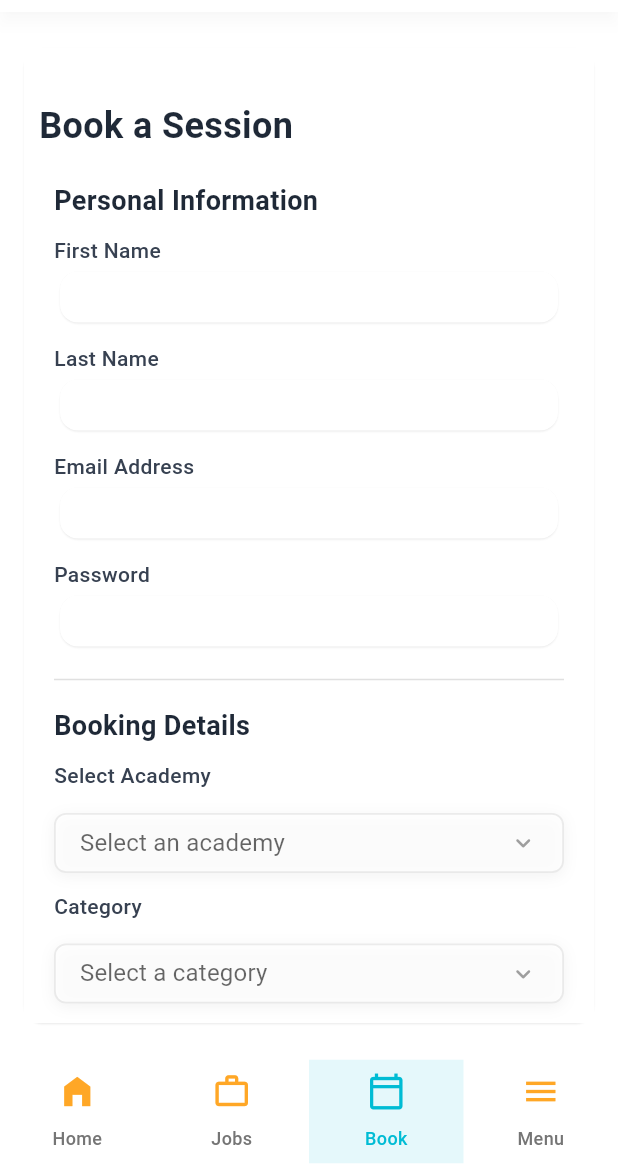
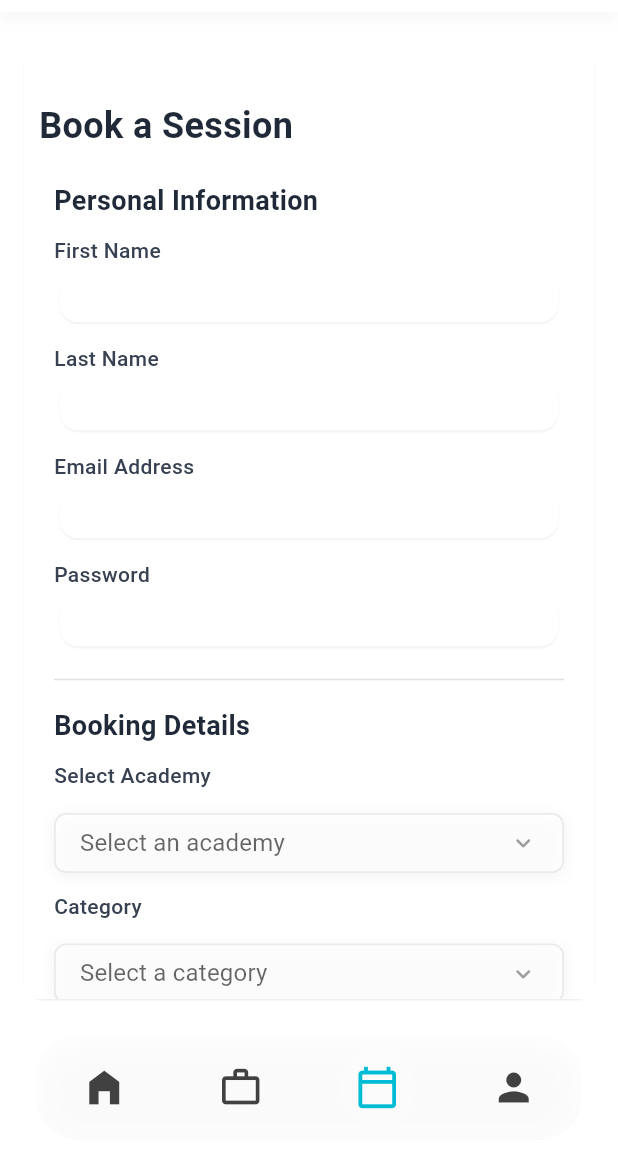
Before and after one commit to MTS-Services/Batteryqk_web-version-App-, a Flutter app: the CustomBottomNavigationBar screen opened directly, item 3 of the bottom bar chosen, on a phone screen of 412 x 824 dp, the part 72-1236 px from its top. Run offline on Flutter 3.47's test engine with Material 3 defaults, Android fonts, the phone set to English and light mode, and no system bars; drawn by our look-alikes of dropdown_button2; our stand-ins replace firebase_auth, firebase_core, font_awesome_flutter, get, google_fonts, pin_code_fields; accounts and stored records are empty; network calls fail.

Commit message:
Bottom bar fixed

```diff
--- a/lib/common/widgets/custom_bottom_navigation_bar.dart
+++ b/lib/common/widgets/custom_bottom_navigation_bar.dart
@@ -28,29 +28,35 @@ class _CustomBottomNavigationBarState extends State<CustomBottomNavigationBar> {
   Widget build(BuildContext context) {
     return Scaffold(
       backgroundColor: AppColor.whiteColor,
-      body: AnimatedSwitcher(
-        duration: const Duration(milliseconds: 300),
-        child: _pages[_currentIndex],
-      ),
-      bottomNavigationBar: ClipRRect(
-        borderRadius: BorderRadius.zero, // No border radius
+      body: _pages[_currentIndex],
+      bottomNavigationBar: Padding(
+        padding: const EdgeInsets.only(bottom: 16.0, left: 24, right: 24),
+        child: ClipRRect(
+          borderRadius: BorderRadius.circular(30),
           child: BackdropFilter(
-          filter: ImageFilter.blur(sigmaX: 15, sigmaY: 15),
+            filter: ImageFilter.blur(sigmaX: 10, sigmaY: 10),
             child: Container(
               height: 70,
-            width: double.infinity, // Make it fill the entire width
               decoration: BoxDecoration(
-              color: Colors.white.withOpacity(0.9), // Slight opacity
-              borderRadius: BorderRadius.zero, // Remove rounded corners
+                color: Colors.white.withOpacity(0.85),
+                borderRadius: BorderRadius.circular(30),
+                boxShadow: [
+                  BoxShadow(
+                    color: Colors.black12,
+                    blurRadius: 12,
+                    offset: Offset(0, 4),
+                  ),
+                ],
               ),
               child: Row(
                 mainAxisAlignment: MainAxisAlignment.spaceAround,
                 children: [
-                _buildNavItem(Icons.home_filled, "Home", 0),
-                _buildNavItem(Icons.work_outline, "Jobs", 1),
-                _buildNavItem(Icons.calendar_today_outlined, "Book", 2),
-                _buildNavItem(Icons.menu, "Menu", 3),
+                  _buildNavItem(Icons.home_filled, 0),
+                  _buildNavItem(Icons.work_outline, 1),
+                  _buildNavItem(Icons.calendar_today_outlined, 2),
+                  _buildNavItem(Icons.person, 3),
                 ],
+              ),
             ),
           ),
         ),
@@ -58,39 +64,27 @@ class _CustomBottomNavigationBarState extends State<CustomBottomNavigationBar> {
     );
   }
 
-  Widget _buildNavItem(IconData icon, String label, int index) {
+  Widget _buildNavItem(IconData icon, int index) {
     final bool isSelected = _currentIndex == index;
 
-    return Expanded(
-      child: InkWell(
-        borderRadius: BorderRadius.circular(30),
+    return GestureDetector(
       onTap: () => setState(() => _currentIndex = index),
-        child: AnimatedContainer(
-          duration: const Duration(milliseconds: 300),
-          padding: const EdgeInsets.symmetric(vertical: 8),
+      child: Container(
+        padding: const EdgeInsets.all(10),
         decoration: BoxDecoration(
-            color: isSelected ? AppColor.blueColor.withOpacity(0.1) : null,
-            borderRadius: BorderRadius.circular(0),
+          shape: BoxShape.circle,
+          color:
+              isSelected
+                  ? const Color.fromARGB(255, 255, 255, 255).withOpacity(0.15)
+                  : Colors.transparent,
         ),
-          child: Column(
-            mainAxisSize: MainAxisSize.min,
-            children: [
-              Icon(
+        child: Icon(
           icon,
-                size: 26,
-                color: isSelected ? AppColor.blueColor : AppColor.orangeColor,
-              ),
-              const SizedBox(height: 10),
-              Text(
-                label,
-                style: TextStyle(
-                  fontSize: 12,
-                  fontWeight: FontWeight.w500,
-                  color: isSelected ? AppColor.blueColor : Colors.grey.shade600,
-                ),
-              ),
-            ],
-          ),
+          size: 30,
+          color:
+              isSelected
+                  ? AppColor.blueColor
+                  : const Color.fromARGB(255, 65, 65, 65),
         ),
       ),
     );
```
Lines whose indentation alone changed are shown as unchanged.
